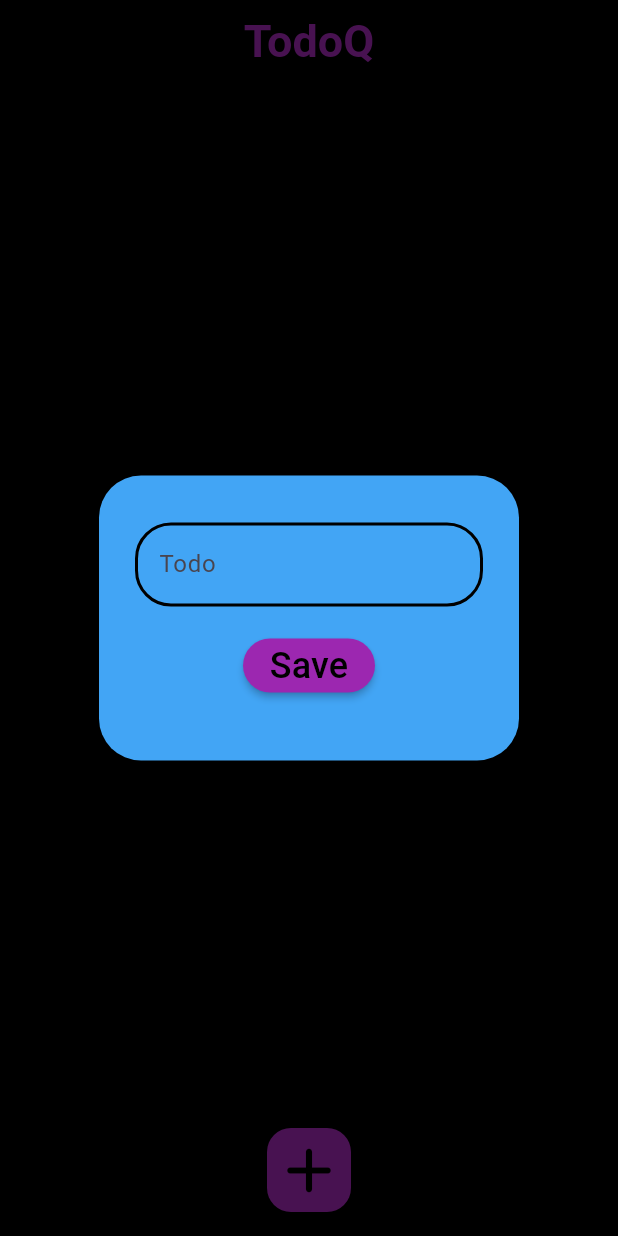
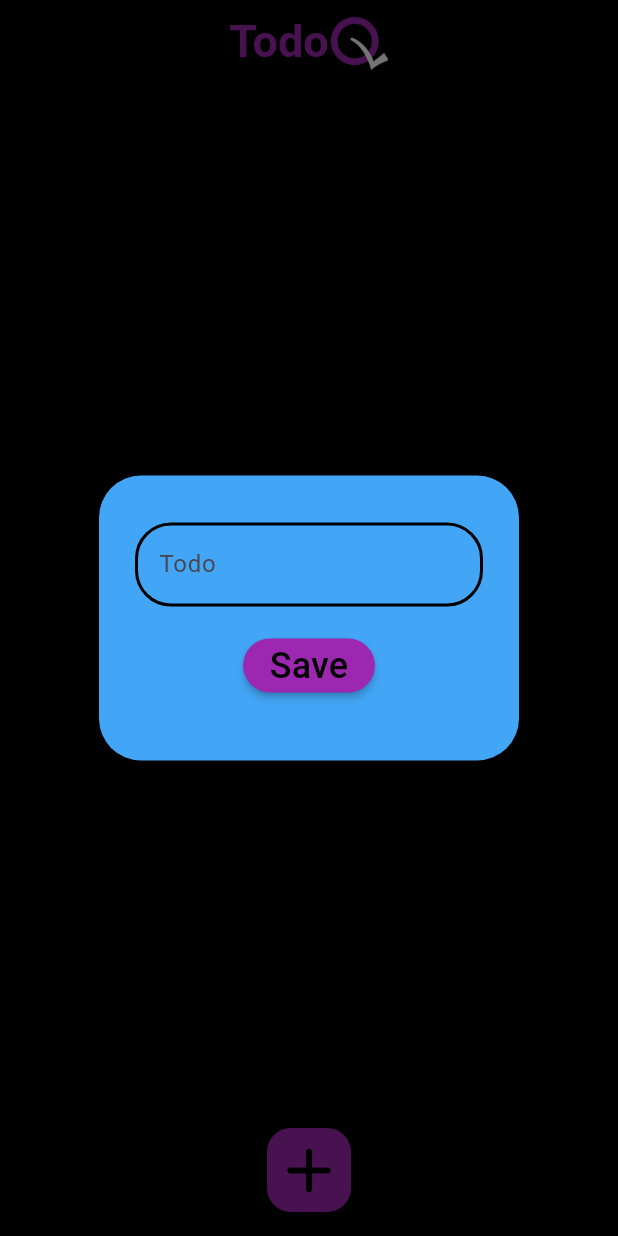
Before and after one commit to Cicerokx7/TodoQ-, a Flutter app: the screen it shows after launch, after a tap on the "add" icon, on a phone screen of 412 x 824 dp. Run offline on Flutter 3.47's test engine with Material 3 defaults, Android fonts, the light colour scheme and no system bars; our stand-ins replace flutter_slidable, hive_flutter; accounts and stored records are empty; Roboto replaces fonts that are missing (BookAntiqua).

Commit message:
Getting ready to publish

```diff
--- a/todoq/lib/data/database.dart
+++ b/todoq/lib/data/database.dart
@@ -1,16 +1,22 @@
+// This class manages the phone's database.
+
 import 'package:hive_flutter/hive_flutter.dart';
 
 class QueueDataBase {
   List toDoQueue = [];
   final box = Hive.box("phoneBox");
+  //This is the initial starting data.
+  //This should be called only if it is the first time the app has everbeen used.
   void createInitialData() {
     toDoQueue = [];
   }
 
+  //This loads the data from the phones database.
   void load() {
     toDoQueue = box.get("QUEUE");
   }
 
+  //This store the new data to the phones database.
   void update() {
     box.put("QUEUE", toDoQueue);
   }
--- a/todoq/lib/main.dart
+++ b/todoq/lib/main.dart
@@ -5,6 +5,7 @@ import 'package:hive_flutter/hive_flutter.dart';
 void main() async {
   await Hive.initFlutter();
 
+  //Retrieve the phone's database
   var box = await Hive.openBox("phoneBox");
 
   runApp(const MyApp());
--- a/todoq/lib/pages/home.dart
+++ b/todoq/lib/pages/home.dart
@@ -1,3 +1,5 @@
+//This is the main page where the to-do queue is shown.
+
 import 'package:flutter/material.dart';
 import 'package:hive_flutter/hive_flutter.dart';
 import 'package:todoq/data/dataBase.dart';
@@ -17,9 +19,12 @@ class _MyHomePageState extends State<HomePage> {
 
   @override
   void initState() {
+    // If this is the first time the app has been opened start with the demo data.
     if (box.get("QUEUE") == null) {
       data.createInitialData();
-    } else {
+    }
+    // If not then load the data from the database
+    else {
       data.load();
     }
     super.initState();
@@ -27,13 +32,18 @@ class _MyHomePageState extends State<HomePage> {
 
   final controller = TextEditingController();
 
+  // If an item's box is checked then this will run.
+  // The parameters are the checkBox's state and the index of the item.
   void checkBoxChanged(bool? val, int i) {
     setState(() {
+      //Set the checkBox to the oposite state.
       data.toDoQueue[i][1] = !data.toDoQueue[i][1];
     });
+    //update the database
     data.update();
   }
 
+  //This runs to create a new item after all the necesary info has been entered into the dialog box and the save button has been pressed.
   void save() {
     setState(() {
       data.toDoQueue.add([controller.text, false]);
@@ -43,6 +53,7 @@ class _MyHomePageState extends State<HomePage> {
     data.update();
   }
 
+  //This runs when the floating plus button has been pressed to open the dialog box
   void enqueue() {
     showDialog(
       context: context,
@@ -52,6 +63,7 @@ class _MyHomePageState extends State<HomePage> {
     );
   }
 
+  //This runs when the delete button on an item has been pressed and this will then delete the item.
   void delete(int index) {
     setState(() {
       data.toDoQueue.removeAt(index);
@@ -59,6 +71,7 @@ class _MyHomePageState extends State<HomePage> {
     data.update();
   }
 
+  //This runs when the move up button has been pressed and then it moves the item up in the queue.
   void moveUp(int index) {
     if (index > 0) {
       setState(() {
@@ -70,6 +83,7 @@ class _MyHomePageState extends State<HomePage> {
     data.update();
   }
 
+  //This runs when the move down button has been pressed and then it moves the item down in the queue.
   void moveDown(int index) {
     if (index < data.toDoQueue.length - 1) {
       setState(() {
@@ -83,25 +97,36 @@ class _MyHomePageState extends State<HomePage> {
 
   @override
   Widget build(BuildContext context) {
+    //This var is used to determine if an item is next uncomplete item in the queue.
     bool isTop = true;
+    //This var is used to determine if the top of the queue has been found.
     bool topNotFound = true;
     return Scaffold(
       backgroundColor: Colors.black,
+      //This will show the name of the app and the logo at the top of the app.
       appBar: AppBar(
-        title: Center(
-          child: Text(
-            "TodoQ",
-            style: TextStyle(
-              color: Colors.purple[500],
-              fontSize: 30,
-              fontWeight: FontWeight.bold,
-              fontFamily: 'BookAntiqua',
+        title: Row(
+          mainAxisAlignment: MainAxisAlignment.center,
+          children: [
+            const Text(
+              "Todo",
+              style: TextStyle(
+                color: Colors.purple,
+                fontSize: 30,
+                fontWeight: FontWeight.bold,
+                fontFamily: 'BookAntiqua',
+              ),
             ),
-          ),
+            Image.asset(
+              'lib/images/iconTransparent2ForApp.png',
+              height: 72,
+            ),
+          ],
         ),
         elevation: 0,
         backgroundColor: Colors.black,
       ),
+      //This will display a floating plus button at the bottom center to create a new task.
       floatingActionButton: FloatingActionButton(
         backgroundColor: Colors.purple[500],
         onPressed: enqueue,
@@ -113,18 +138,21 @@ class _MyHomePageState extends State<HomePage> {
         ),
       ),
       floatingActionButtonLocation: FloatingActionButtonLocation.centerFloat,
+      //This is the queue of tasks displayed as a column
       body: Column(
         children: [
           Expanded(
             child: ListView.builder(
               itemCount: data.toDoQueue.length,
               itemBuilder: (context, index) {
+                //If the top of the queue has not been found and this item is not completed then it must be the top of the queue
                 if (topNotFound && data.toDoQueue[index][1] == false) {
                   isTop = true;
                   topNotFound = false;
                 } else {
                   isTop = false;
                 }
+                // Display the item.
                 return ToDoItem(
                   itemName: data.toDoQueue[index][0],
                   itemCompleted: data.toDoQueue[index][1],
--- a/todoq/lib/pages/utilities/dialogBox.dart
+++ b/todoq/lib/pages/utilities/dialogBox.dart
@@ -1,3 +1,5 @@
+//This class is used to create a new item.
+
 import 'package:flutter/material.dart';
 
 class DialogBox extends StatelessWidget {
@@ -13,6 +15,7 @@ class DialogBox extends StatelessWidget {
 
   @override
   Widget build(BuildContext context) {
+    //Display a box in front of the home page.
     return AlertDialog(
       backgroundColor: Colors.blue[400],
       content: Container(
--- a/todoq/lib/pages/utilities/todoItem.dart
+++ b/todoq/lib/pages/utilities/todoItem.dart
@@ -1,13 +1,22 @@
+//This is the class to display a to-do item.
+
 import 'package:flutter/material.dart';
 import 'package:flutter_slidable/flutter_slidable.dart';
 
 class ToDoItem extends StatelessWidget {
+  // This is the name of the item.
   final String itemName;
+  // This is if the checkBox is checked or not.
   final bool itemCompleted;
+  // This is used to indicated if the state of the checkBox has been changed.
   Function(bool?)? onChanged;
+  // This is if the item is at the top of the queue
   final bool isTop;
+  // This is used to indicate if the item should be deleted.
   Function(BuildContext)? delete;
+  // This is used to indicate if the item should move up.
   Function(BuildContext)? moveUp;
+  // This is used to indicate if the item should move down.
   Function(BuildContext)? moveDown;
 
   ToDoItem({
@@ -23,23 +32,21 @@ class ToDoItem extends StatelessWidget {
 
   @override
   Widget build(BuildContext context) {
+    // If the item is not at the top of the queue and the item is not completed then set it to blue.
     Color? itemColor = Colors.blue[400];
+    // If the item is at the top of the queue and the item is not completed then set it to purple.
     if (isTop) {
       itemColor = Colors.green;
     }
+    // If the item is completed set it to purple.
     if (itemCompleted) {
-      // itemColor = const Color.fromRGBO(
-      //   184,
-      //   148,
-      //   7,
-      //   1,
-      // );
-      itemColor = Colors.purple[500];
+      itemColor = Colors.purple;
     }
 
     return Padding(
       padding: const EdgeInsets.all(25.0),
       child: Column(children: [
+        //If the item is the top of the queue the put a bar and text above the item to indicate this is the top of the queue.
         Visibility(
           visible: isTop,
           child: Row(
@@ -50,12 +57,6 @@ class ToDoItem extends StatelessWidget {
                 child: Text("Next Todo",
                     style: TextStyle(
                         fontFamily: 'BookAntiqua',
-                        // color: Color.fromRGBO(
-                        //   184,
-                        //   148,
-                        //   7,
-                        //   1,
-                        // ),
                         color: Colors.grey,
                         fontSize: 24)),
               ),
@@ -64,7 +65,8 @@ class ToDoItem extends StatelessWidget {
           ),
         ),
         Slidable(
-          endActionPane: ActionPane(
+          //If the item is slid to the right diplay the moveUp and moveDown buttons on the left.
+          startActionPane: ActionPane(
             motion: const StretchMotion(),
             children: [
               SlidableAction(
@@ -79,6 +81,12 @@ class ToDoItem extends StatelessWidget {
                 backgroundColor: Colors.yellow,
                 borderRadius: BorderRadius.circular(24),
               ),
+            ],
+          ),
+          // If the item is slid to the left display the delete button on the right.
+          endActionPane: ActionPane(
+            motion: const StretchMotion(),
+            children: [
               SlidableAction(
                 onPressed: delete,
                 icon: Icons.close,
@@ -97,6 +105,7 @@ class ToDoItem extends StatelessWidget {
                     padding: const EdgeInsets.all(8.0),
                     child: Text(
                       itemName,
+                      // If the item's name goes out of bounds wrap around and extend the size of the item.
                       softWrap: true,
                       maxLines: null,
                       overflow: TextOverflow.clip,
@@ -104,6 +113,7 @@ class ToDoItem extends StatelessWidget {
                           fontSize: 18,
                           color: Colors.black,
                           fontFamily: 'BookAntiqua',
+                          // If item is completed display the box as checked and put a line through the name of the item.
                           decoration: itemCompleted
                               ? TextDecoration.lineThrough
                               : TextDecoration.none),
@@ -124,6 +134,7 @@ class ToDoItem extends StatelessWidget {
             ),
           ),
         ),
+        // If the item is the top of the queue then put a line across the bottom of the item to indicate that it is the top.
         Visibility(
           visible: isTop,
           child: Padding(
```
Also changed, not shown: todoq/pubspec.yaml (+13 -3 lines), todoq/lib/images/icon.png (added), todoq/lib/images/iconTransparent.png (added), todoq/lib/images/iconTransparent2.png (added), todoq/lib/images/iconTransparent2ForApp.png (added), todoq/pubspec.lock, 30 other files.
